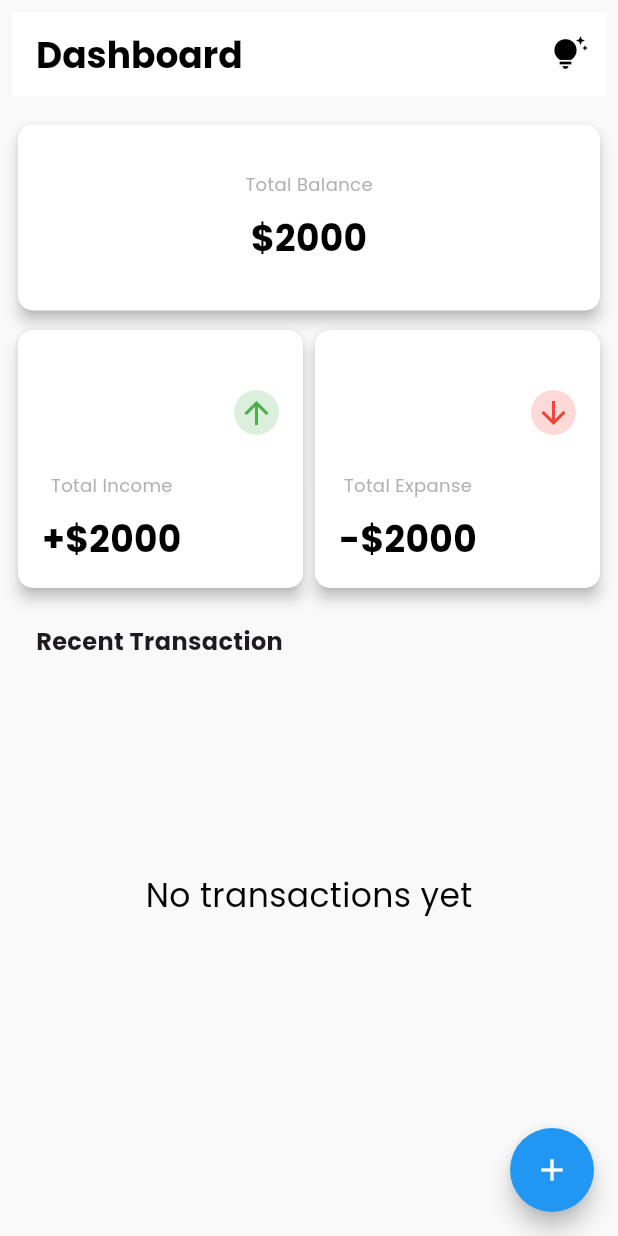
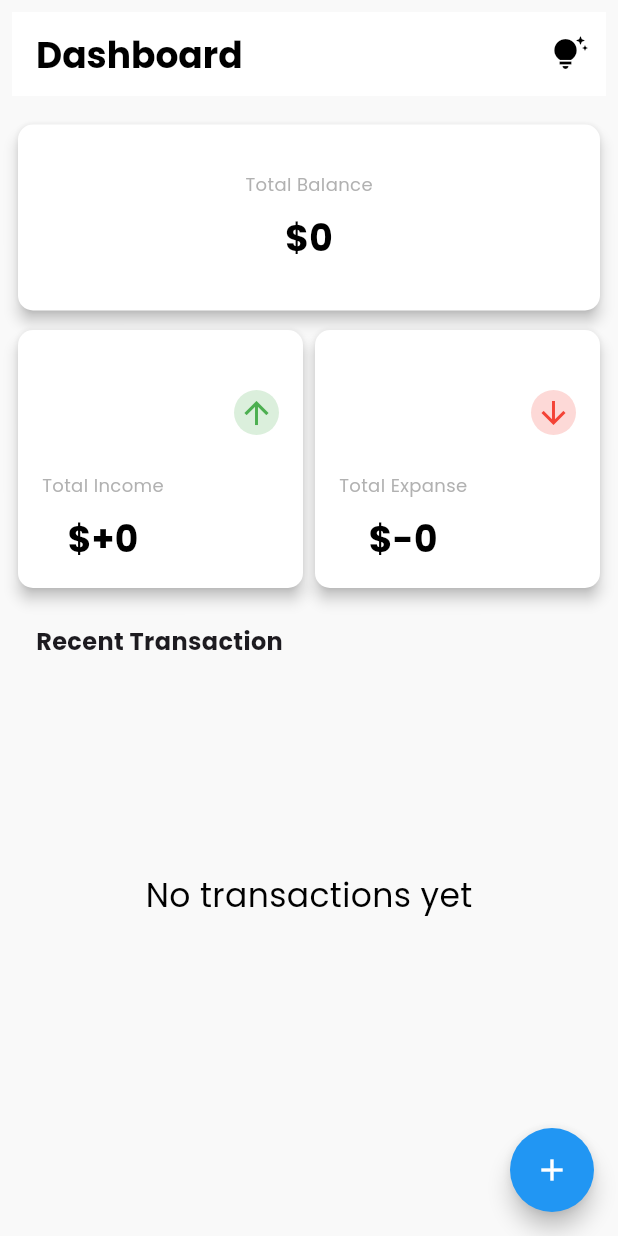
Before and after one commit to MostafaYousry12/Expanse_App, a Flutter app: the screen it shows after launch, on a phone screen of 412 x 824 dp. Run offline on Flutter 3.47's test engine with Material 3 defaults, Android fonts, the phone set to English and light mode, and no system bars; our stand-ins replace bloc, dropdown_button2, flutter_bloc, google_fonts, hive, hive_flutter; accounts and stored records are empty.

Commit message:
finished cards fetching data with math calculations

```diff
--- a/lib/cubits/cubit/add_transaction_cubit.dart
+++ b/lib/cubits/cubit/add_transaction_cubit.dart
@@ -12,12 +12,23 @@ class AddTransactionCubit extends Cubit<AddTransactionState> {
 
   final List<ExpanseModel> transactions = [];
 
+  int get totalIncomeAmount => transactions
+      .where((tx) => tx.transactionType == "Income")
+      .fold(0, (sum, tx) => sum + tx.amount);
+
+  int get totalExpenseAmount => transactions
+      .where((tx) => tx.transactionType == "Expanse")
+      .fold(0, (sum, tx) => sum + tx.amount);
+
+  int get totalBalance => totalIncomeAmount - totalExpenseAmount;
+
   Future<void> addTransaction(ExpanseModel expanse) async {
     emit(AddTransactionLoading());
     try {
       var expansebox = Hive.box<ExpanseModel>(kExpanseBox);
       await expansebox.add(expanse);
       transactions.add(expanse);
+
       emit(AddTransactionSuccess());
     } catch (e) {
       emit(AddTransactionFailure(e.toString()));
@@ -28,5 +39,6 @@ class AddTransactionCubit extends Cubit<AddTransactionState> {
     final box = Hive.box<ExpanseModel>(kExpanseBox);
     transactions.clear();
     transactions.addAll(box.values.toList());
+    emit(AddTransactionSuccess());
   }
 }
--- a/lib/main.dart
+++ b/lib/main.dart
@@ -1,5 +1,6 @@
 import "package:bloc/bloc.dart";
 import "package:expanse_app/constants.dart";
+import "package:expanse_app/cubits/cubit/add_transaction_cubit.dart";
 import "package:expanse_app/cubits/cubit/transaction_cubits/transaction_cubit.dart";
 import "package:expanse_app/models/expanse_model.dart";
 import "package:expanse_app/simple_bloc_observer.dart";
@@ -23,8 +24,11 @@ class Main extends StatelessWidget {
 
   @override
   Widget build(BuildContext context) {
-    return BlocProvider(
-      create: (context) => TransactionCubit(),
+    return MultiBlocProvider(
+      providers: [
+        BlocProvider(create: (context) => AddTransactionCubit()),
+        BlocProvider(create: (context) => TransactionCubit()),
+      ],
       child: MaterialApp(
         debugShowCheckedModeBanner: false,
         theme: ThemeData(
--- a/lib/views/dashboard_view.dart
+++ b/lib/views/dashboard_view.dart
@@ -27,7 +27,9 @@ class _DashboardViewState extends State<DashboardView> {
                 child: const AddtransactionView(),
               ),
             ),
-          );
+          ).then((value) {
+            context.read<AddTransactionCubit>().fetchTransaction();
+          });
         },
         child: const Icon(
           Icons.add,
--- a/lib/widgets/addTransaction_body.dart
+++ b/lib/widgets/addTransaction_body.dart
@@ -38,6 +38,7 @@ class _AddtransactionBodyState extends State<AddtransactionBody> {
                 height: 100,
               ),
               CustomTextFormField(
+                keyboardType: TextInputType.text,
                 labelText: "Title",
                 onSaved: (value) {
                   title = value;
--- a/lib/widgets/card_widget_incomeOrExpanse.dart
+++ b/lib/widgets/card_widget_incomeOrExpanse.dart
@@ -1,6 +1,8 @@
+import 'package:expanse_app/cubits/cubit/add_transaction_cubit.dart';
 import 'package:flutter/material.dart';
+import 'package:flutter_bloc/flutter_bloc.dart';
 
-class CardWidgetIncomeorexpanse extends StatelessWidget {
+class CardWidgetIncomeorexpanse extends StatefulWidget {
   const CardWidgetIncomeorexpanse({
     super.key,
     required this.amountType,
@@ -13,7 +15,18 @@ class CardWidgetIncomeorexpanse extends StatelessWidget {
   final double? aspectRatio;
 
   @override
+  State<CardWidgetIncomeorexpanse> createState() =>
+      _CardWidgetIncomeorexpanseState();
+}
+
+class _CardWidgetIncomeorexpanseState extends State<CardWidgetIncomeorexpanse> {
+  @override
   Widget build(BuildContext context) {
+    final cubit = context.watch<AddTransactionCubit>();
+
+    final amount = widget.amountType == "Income"
+        ? cubit.totalIncomeAmount
+        : cubit.totalExpenseAmount;
     final cardContent = Card(
       color: Colors.white,
       elevation: 4,
@@ -31,15 +44,15 @@ class CardWidgetIncomeorexpanse extends StatelessWidget {
                 children: [
                   CircleAvatar(
                     radius: 15,
-                    backgroundColor: amountType == "Income"
+                    backgroundColor: widget.amountType == "Income"
                         ? Colors.green.withOpacity(.2)
                         : Colors.red.withOpacity(0.2),
-                    child: amountType == "Income"
-                        ? Icon(
+                    child: widget.amountType == "Income"
+                        ? const Icon(
                             Icons.arrow_upward,
                             color: Colors.green,
                           )
-                        : Icon(
+                        : const Icon(
                             Icons.arrow_downward,
                             color: Colors.red,
                           ),
@@ -50,7 +63,7 @@ class CardWidgetIncomeorexpanse extends StatelessWidget {
             Column(
               children: [
                 Text(
-                  "Total $amountType",
+                  "Total ${widget.amountType}",
                   style: TextStyle(
                     fontSize: 12,
                     color: Colors.grey.withOpacity(.8),
@@ -58,7 +71,7 @@ class CardWidgetIncomeorexpanse extends StatelessWidget {
                 ),
                 const SizedBox(height: 10),
                 Text(
-                  amountType == "Income" ? "+\$$amount" : "-\$$amount",
+                  widget.amountType == "Income" ? "\$+$amount" : "\$-$amount",
                   style: const TextStyle(
                     fontSize: 24,
                     color: Colors.black,
@@ -72,9 +85,9 @@ class CardWidgetIncomeorexpanse extends StatelessWidget {
       ),
     );
 
-    return aspectRatio != null
+    return widget.aspectRatio != null
         ? AspectRatio(
-            aspectRatio: aspectRatio!,
+            aspectRatio: widget.aspectRatio!,
             child: cardContent,
           )
         : cardContent;
--- a/lib/widgets/dashboardview_body.dart
+++ b/lib/widgets/dashboardview_body.dart
@@ -1,5 +1,5 @@
+import 'package:expanse_app/cubits/cubit/add_transaction_cubit.dart';
 import 'package:expanse_app/cubits/cubit/transaction_cubits/transaction_cubit.dart';
-import 'package:expanse_app/models/expanse_model.dart';
 import 'package:expanse_app/widgets/appbar_widget.dart';
 import 'package:expanse_app/widgets/card_widget.dart';
 import 'package:expanse_app/widgets/card_widget_incomeOrExpanse.dart';
@@ -18,12 +18,17 @@ class _DashboardviewBodyState extends State<DashboardviewBody> {
   @override
   void initState() {
     BlocProvider.of<TransactionCubit>(context).fetchCubitTransaction();
+    BlocProvider.of<AddTransactionCubit>(context).fetchTransaction();
+
     super.initState();
   }
 
   @override
   Widget build(BuildContext context) {
-    return const SingleChildScrollView(
+    final cubit = context.watch<AddTransactionCubit>();
+    final amount = cubit.totalBalance;
+
+    return SingleChildScrollView(
       child: Padding(
         padding: const EdgeInsets.all(8.0),
         child: Column(
@@ -34,7 +39,7 @@ class _DashboardviewBodyState extends State<DashboardviewBody> {
               height: 15,
             ),
             CardWidget(
-              amount: 2000,
+              amount: amount,
               amountType: "Balance",
               aspectRatio: 3,
             ),
--- a/lib/widgets/list_view_widget.dart
+++ b/lib/widgets/list_view_widget.dart
@@ -1,12 +1,9 @@
-import 'package:expanse_app/constants.dart';
-import 'package:expanse_app/cubits/cubit/add_transaction_cubit.dart';
 import 'package:expanse_app/cubits/cubit/transaction_cubits/transaction_cubit.dart';
 import 'package:expanse_app/models/expanse_model.dart';
 import 'package:expanse_app/widgets/List_view_card.dart';
 import 'package:flutter/material.dart';
 
 import 'package:flutter_bloc/flutter_bloc.dart';
-import 'package:hive/hive.dart';
 
 class ListViewWidget extends StatelessWidget {
   const ListViewWidget({super.key, required this.aspectRatio});
@@ -39,6 +36,8 @@ class ListViewWidget extends StatelessWidget {
               return ListViewCard(
                 amountType: item.type,
                 amount: item.amount,
+                date: item.doneTime,
+                transactionType: item.transactionType,
               );
             },
           );
```
Also changed, not shown: lib/widgets/List_view_card.dart (+14 -8 lines).
